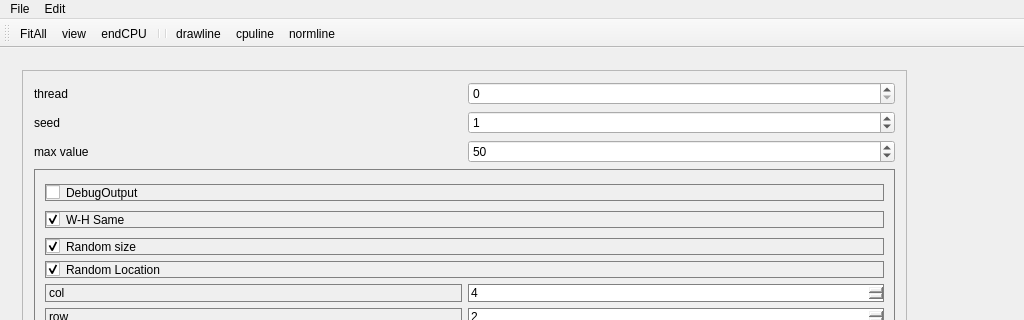
The window that src/MainWindowOcc.ui (WisdomToNorth/OccDemo) describes before a commit, drawn with Qt 5; both pictures show x 0 to 1024 and y 0 to 320 of the 1024 by 860 pixel window.
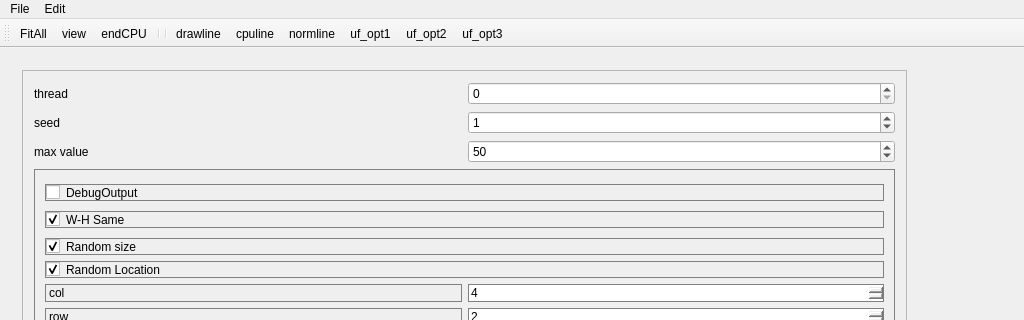
The same window after the commit.

What changed in the file:
```diff
--- a/src/MainWindowOcc.ui
+++ b/src/MainWindowOcc.ui
@@ -527,6 +527,9 @@
    <addaction name="action_drawline"/>
    <addaction name="action_cpuline"/>
    <addaction name="action_normline"/>
+   <addaction name="act_unionfind_opt1"/>
+   <addaction name="act_unionfind_opt2"/>
+   <addaction name="actionuf_opt3"/>
   </widget>
   <widget class="QStatusBar" name="statusBar"/>
   <action name="actionGenerate">
@@ -546,12 +549,12 @@
   </action>
   <action name="act_unionfind_opt1">
    <property name="text">
-    <string>unionfind_opt1</string>
+    <string>uf_opt1</string>
    </property>
   </action>
   <action name="act_unionfind_opt2">
    <property name="text">
-    <string>unionfind_opt2</string>
+    <string>uf_opt2</string>
    </property>
   </action>
   <action name="actionview">
@@ -609,6 +612,11 @@
     <string>find2D</string>
    </property>
   </action>
+  <action name="actionuf_opt3">
+   <property name="text">
+    <string>uf_opt3</string>
+   </property>
+  </action>
  </widget>
  <layoutdefault spacing="6" margin="11"/>
  <resources/>
```
Left out of the diff: 5 changed lines with no effect on the pictures.
